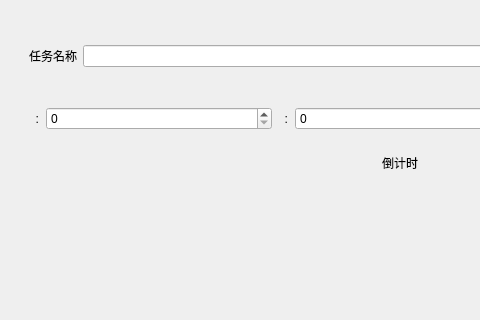
The window that QtTimer/Timer/widget.ui (seejv/QtProject) describes before a commit, drawn with Qt 5; both pictures show x 0 to 480 and y 0 to 320 of the 800 by 600 pixel window.
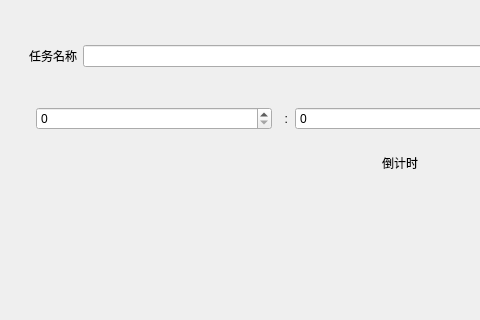
The same window after the commit.

Commit message: windows 系统托盘, 添加图标

What changed in the file:
```diff
--- a/QtTimer/Timer/widget.ui
+++ b/QtTimer/Timer/widget.ui
@@ -57,7 +57,7 @@
             <item>
              <widget class="QLabel" name="label">
               <property name="text">
-               <string>  :  </string>
+               <string/>
               </property>
              </widget>
             </item>
```
The commit also changes 7 other files.
